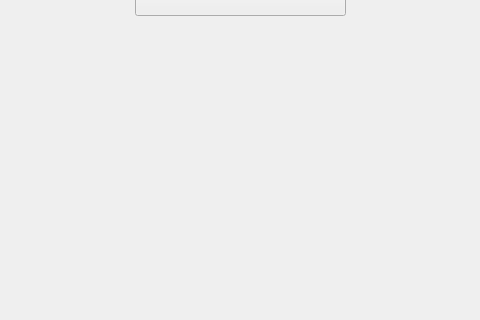
Old version of the form vocaloid/gui/generatewindow.ui in the repository hw9603/Easy-Sing; both pictures show x 165 to 645 and y 192 to 512 of the 800 by 600 pixel window.
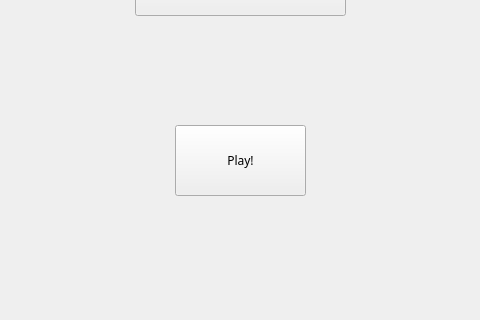
New version of the form. Icons and pictures are not drawn.

```diff
--- a/vocaloid/gui/generatewindow.ui
+++ b/vocaloid/gui/generatewindow.ui
@@ -53,6 +53,22 @@
      <string>Generate Song</string>
     </property>
    </widget>
+   <widget class="QPushButton" name="playButton">
+    <property name="geometry">
+     <rect>
+      <x>340</x>
+      <y>300</y>
+      <width>131</width>
+      <height>71</height>
+     </rect>
+    </property>
+    <property name="styleSheet">
+     <string notr="true">font: 24pt &quot;ProFont for Powerline&quot;;</string>
+    </property>
+    <property name="text">
+     <string>Play!</string>
+    </property>
+   </widget>
   </widget>
   <widget class="QMenuBar" name="menuBar">
    <property name="geometry">
```
